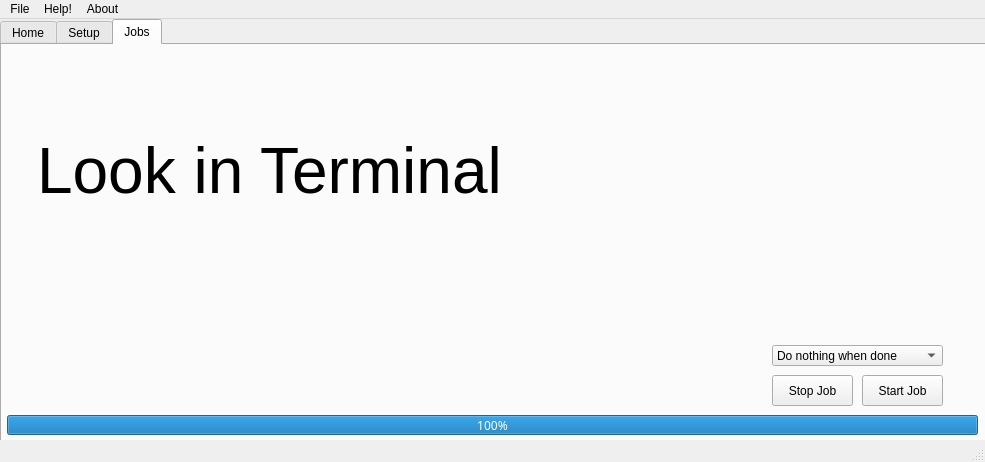
Qt form UI1/untitled.ui (em-mw/pic2ascii) before a commit.
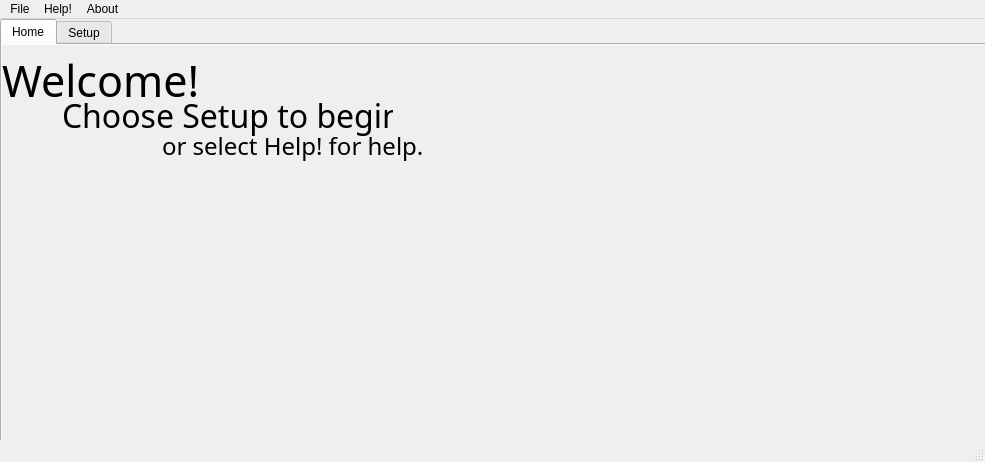
The same form after that commit. The open tabs and pages were chosen to show the change.

The edit to the form file:
```diff
--- a/UI1/untitled.ui
+++ b/UI1/untitled.ui
@@ -155,7 +155,7 @@
        <rect>
         <x>60</x>
         <y>50</y>
-        <width>291</width>
+        <width>331</width>
         <height>41</height>
        </rect>
       </property>
@@ -169,7 +169,7 @@
        </font>
       </property>
       <property name="text">
-       <string>Chose a Tab to begin,</string>
+       <string>Choose Setup to begin,</string>
       </property>
       <property name="openExternalLinks">
        <bool>false</bool>
@@ -178,7 +178,7 @@
      <widget class="QLabel" name="label_3">
       <property name="geometry">
        <rect>
-        <x>140</x>
+        <x>160</x>
         <y>80</y>
         <width>261</width>
         <height>41</height>
@@ -363,68 +363,25 @@
        </property>
       </item>
      </widget>
-    </widget>
-    <widget class="QWidget" name="tabJobs">
-     <property name="statusTip">
-      <string/>
-     </property>
-     <attribute name="title">
-      <string>Jobs</string>
-     </attribute>
-     <attribute name="toolTip">
-      <string>This is where you start the prosses</string>
-     </attribute>
      <widget class="QProgressBar" name="progressBar">
       <property name="geometry">
        <rect>
-        <x>5</x>
-        <y>370</y>
-        <width>971</width>
-        <height>20</height>
+        <x>10</x>
+        <y>360</y>
+        <width>961</width>
+        <height>21</height>
        </rect>
       </property>
-      <property name="font">
-       <font>
-        <family>Yu Gothic UI Semilight</family>
-        <weight>50</weight>
-        <bold>false</bold>
-        <stylestrategy>PreferAntialias</stylestrategy>
-       </font>
-      </property>
-      <property name="toolTip">
-       <string>Status bar</string>
-      </property>
-      <property name="toolTipDuration">
-       <number>0</number>
-      </property>
-      <property name="statusTip">
-       <string>Status bar</string>
-      </property>
-      <property name="layoutDirection">
-       <enum>Qt::RightToLeft</enum>
-      </property>
-      <property name="autoFillBackground">
-       <bool>false</bool>
-      </property>
       <property name="value">
-       <number>100</number>
+       <number>24</number>
       </property>
-      <property name="textVisible">
-       <bool>true</bool>
-      </property>
-      <property name="invertedAppearance">
-       <bool>true</bool>
-      </property>
-      <property name="format">
-       <string>%p%</string>
-      </property>
      </widget>
-     <widget class="QPushButton" name="pushButtonStart">
+     <widget class="QPushButton" name="stop">
       <property name="geometry">
        <rect>
-        <x>860</x>
-        <y>330</y>
-        <width>81</width>
+        <x>10</x>
+        <y>310</y>
+        <width>111</width>
         <height>31</height>
        </rect>
       </property>
@@ -444,18 +401,15 @@
        <string>This Starts the operation (Job)</string>
       </property>
       <property name="text">
-       <string>Start Job</string>
+       <string>Stop</string>
       </property>
-      <property name="checkable">
-       <bool>false</bool>
-      </property>
      </widget>
-     <widget class="QPushButton" name="pushButtonStop">
+     <widget class="QPushButton" name="start">
       <property name="geometry">
        <rect>
-        <x>770</x>
-        <y>330</y>
-        <width>81</width>
+        <x>140</x>
+        <y>310</y>
+        <width>111</width>
         <height>31</height>
        </rect>
       </property>
@@ -478,39 +432,21 @@
        <string/>
       </property>
       <property name="text">
-       <string>Stop Job</string>
+       <string>Start</string>
       </property>
      </widget>
-     <widget class="QComboBox" name="comboBoxFinnishOpts">
+     <widget class="QComboBox" name="whatToDo">
       <property name="geometry">
        <rect>
-        <x>770</x>
-        <y>300</y>
-        <width>171</width>
+        <x>10</x>
+        <y>281</y>
+        <width>241</width>
         <height>21</height>
        </rect>
       </property>
-      <property name="toolTip">
-       <string>Choose what to do when done</string>
-      </property>
-      <property name="toolTipDuration">
-       <number>0</number>
-      </property>
-      <property name="statusTip">
-       <string>Choose what to do when done</string>
-      </property>
-      <property name="editable">
-       <bool>false</bool>
-      </property>
-      <property name="placeholderText">
-       <string/>
-      </property>
-      <property name="duplicatesEnabled">
-       <bool>false</bool>
-      </property>
       <item>
        <property name="text">
-        <string>Do nothing when done</string>
+        <string>Do nothing when finished (default)</string>
        </property>
       </item>
       <item>
@@ -524,27 +460,6 @@
        </property>
       </item>
      </widget>
-     <widget class="QLabel" name="label_4">
-      <property name="geometry">
-       <rect>
-        <x>35</x>
-        <y>55</y>
-        <width>506</width>
-        <height>141</height>
-       </rect>
-      </property>
-      <property name="font">
-       <font>
-        <pointsize>48</pointsize>
-        <weight>50</weight>
-        <bold>false</bold>
-        <stylestrategy>PreferAntialias</stylestrategy>
-       </font>
-      </property>
-      <property name="text">
-       <string>Look in Terminal</string>
-      </property>
-     </widget>
     </widget>
    </widget>
   </widget>
```
Left out of the diff: 77 changed lines with no effect on the pictures.
